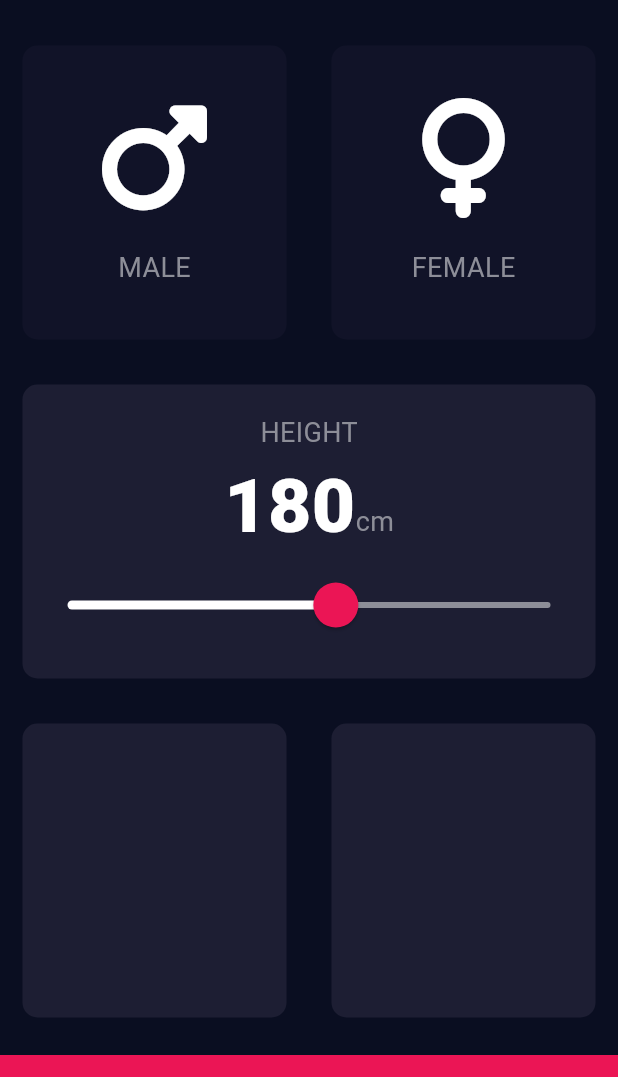
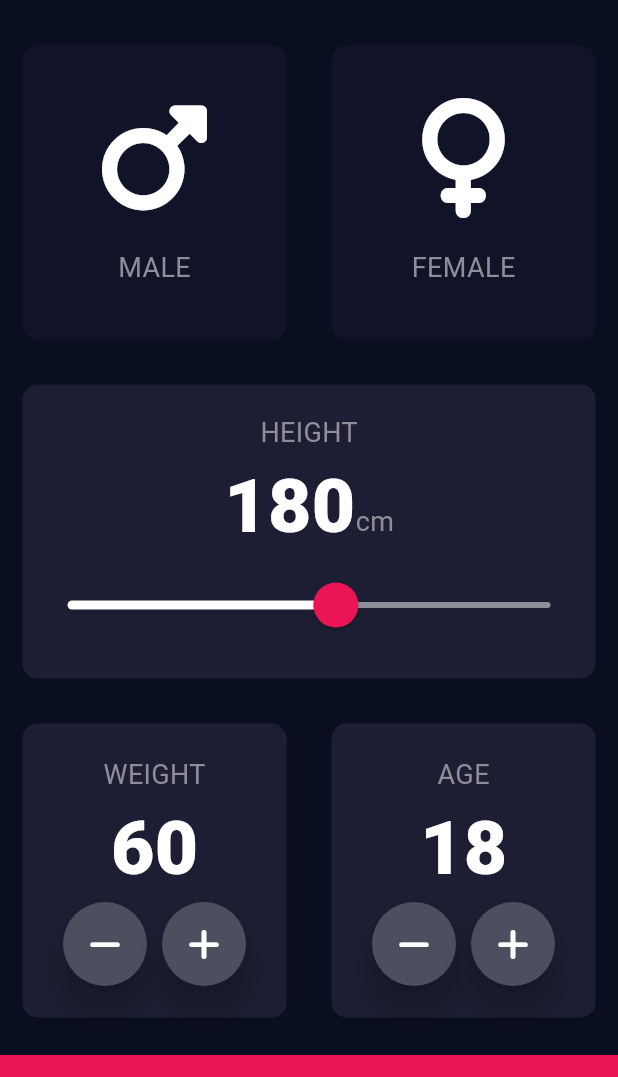
Before and after one commit to msjkee/BMICalculator, a Flutter app: the screen it shows after launch, on a phone screen of 412 x 824 dp, the part 61-1138 px from its top. Run offline on Flutter 3.47's test engine with Material 3 defaults, Android fonts, the phone set to English and light mode, and no system bars; our stand-ins replace font_awesome_flutter.

Commit message:
Made my custom FloatingActionButton. It was composed from RawMaterialButton with custom settings. Weight and Age fields are done

```diff
--- a/lib/input_page.dart
+++ b/lib/input_page.dart
@@ -20,6 +20,8 @@ class _InputPageState extends State<InputPage> {
 
   Gender? selectedGender;
   int height = 180;
+  int weight = 60;
+  int age = 18;
 
   @override
   Widget build(BuildContext context) {
@@ -116,10 +118,86 @@ class _InputPageState extends State<InputPage> {
             child: Row(
               children: <Widget> [
                 Expanded(
-                  child: ReusableCard(color: kActiveCardColor)
+                  child: ReusableCard(
+                      color: kActiveCardColor,
+                      cardChild: Column(
+                        mainAxisAlignment: MainAxisAlignment.center,
+                        children: <Widget> [
+                          Text(
+                            'WEIGHT',
+                            style: kLabelTextStyle
+                          ),
+                          Text(
+                              weight.toString(),
+                            style: kNumberTextStyle
+                          ),
+                          Row(
+                            mainAxisAlignment: MainAxisAlignment.center,
+                            children: <Widget> [
+                              RoundIconButton(
+                                icon: FontAwesomeIcons.minus,
+                                onPressed: () {
+                                  setState(() {
+                                    weight--;
+                                  });
+                                },
+                              ),
+                              SizedBox(
+                                width: 10.0
+                              ),
+                              RoundIconButton(
+                                icon: FontAwesomeIcons.plus,
+                                onPressed: () {
+                                  setState(() {
+                                    weight++;
+                                  });
+                                },
+                              ),
+                            ],
+                          )
+                        ],
+                      ),
+                  )
                 ),
                 Expanded(
-                  child: ReusableCard(color: kActiveCardColor)
+                  child: ReusableCard(
+                      color: kActiveCardColor,
+                      cardChild: Column(
+                        mainAxisAlignment: MainAxisAlignment.center,
+                        children: <Widget> [
+                          Text(
+                            'AGE',
+                            style: kLabelTextStyle
+                          ),
+                          Text(
+                            age.toString(),
+                            style: kNumberTextStyle
+                          ),
+                          Row(
+                            mainAxisAlignment: MainAxisAlignment.center,
+                            children: <Widget> [
+                              RoundIconButton(
+                                icon: FontAwesomeIcons.minus,
+                                onPressed: () {
+                                  setState(() {
+                                    age--;
+                                  });
+                                },
+                              ),
+                              SizedBox(width: 10.0),
+                              RoundIconButton(
+                                icon: FontAwesomeIcons.plus,
+                                onPressed: () {
+                                  setState(() {
+                                    age++;
+                                  });
+                                },
+                              )
+                            ]
+                          )
+                        ],
+                      ),
+                  )
                 )
               ],
             )
@@ -135,3 +213,25 @@ class _InputPageState extends State<InputPage> {
     );
   }
 }
+
+class RoundIconButton extends StatelessWidget {
+  final IconData? icon;
+  final void Function()? onPressed;
+
+  RoundIconButton({required this.icon, required this.onPressed});
+
+  @override
+  Widget build(BuildContext context) {
+    return RawMaterialButton(
+        child: Icon(icon),
+        onPressed: onPressed,
+        shape: CircleBorder(),
+        elevation: 8.0,
+        constraints: BoxConstraints.tightFor(
+            width: 56.0,
+            height: 56.0,
+        ),
+      fillColor: Color(0xFF4C4F5E),
+    );
+  }
+}
```
